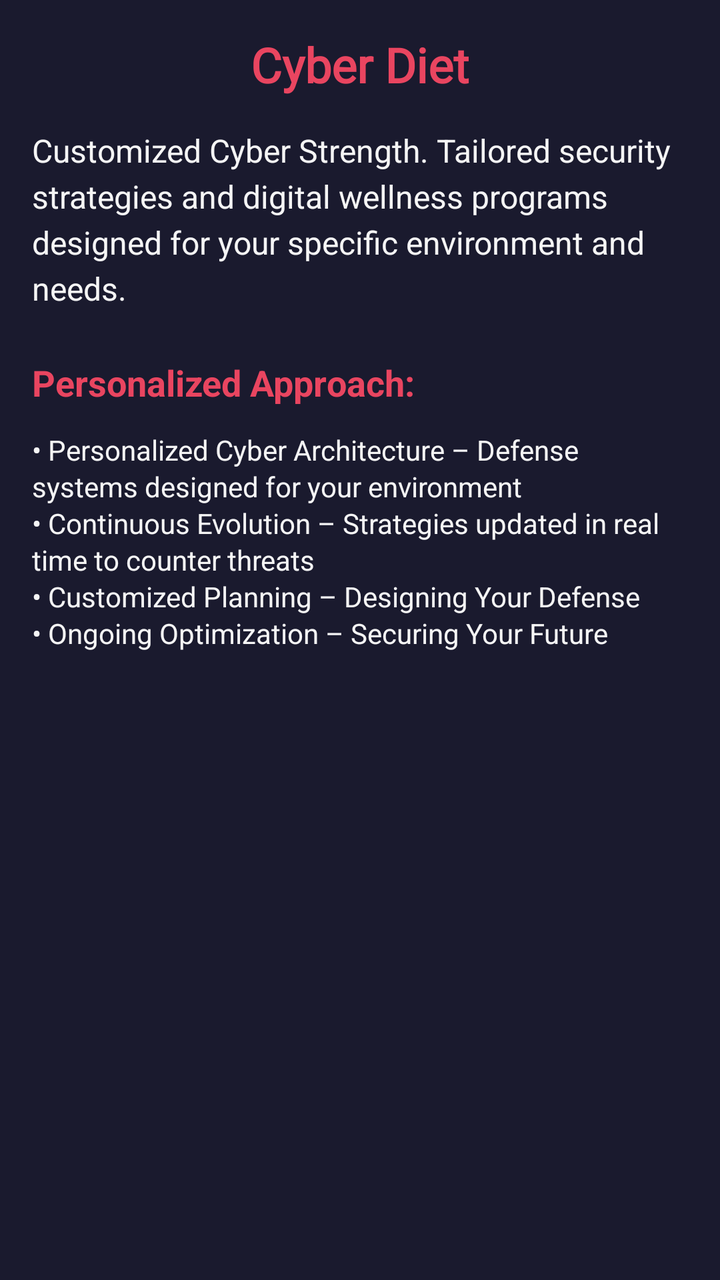
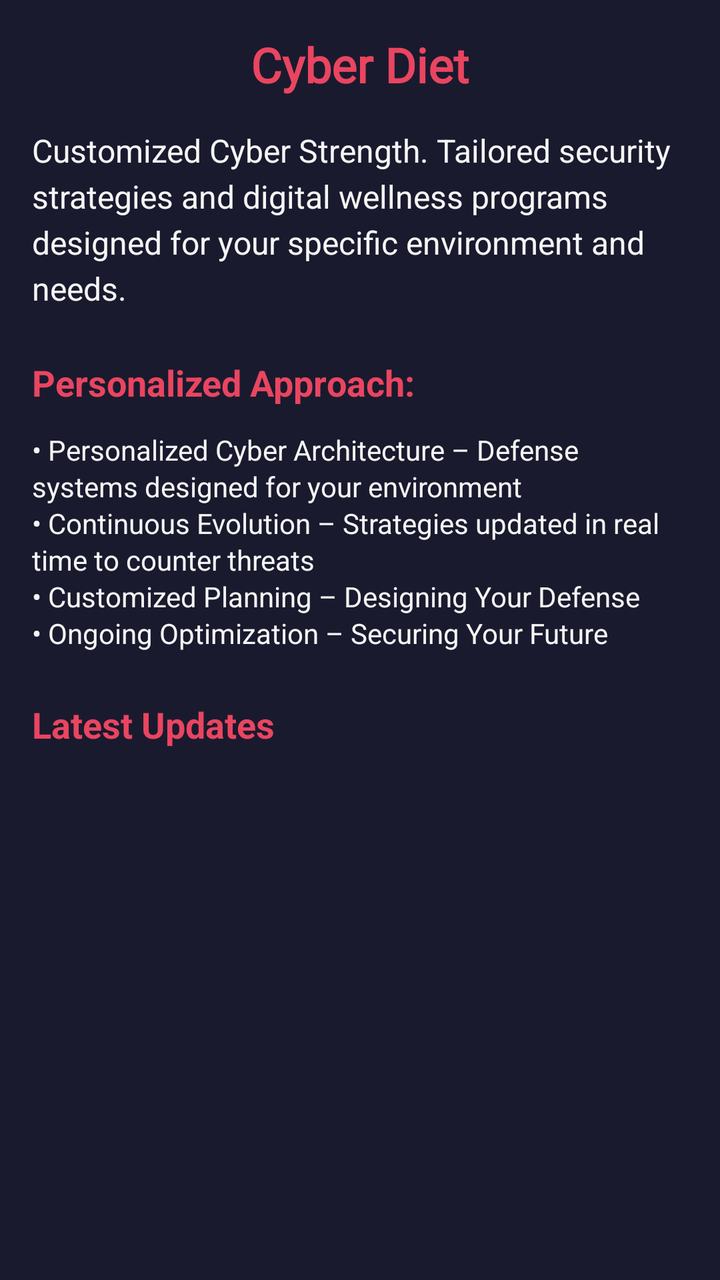

Before-and-after screenshots of an Android layout around one commit, followed by the original layout XML and the change that was made.
<!-- AndroidManifest.xml: application theme Theme.Simurgh -->
<!-- res/layout/fragment_cyber_diet.xml -->
<?xml version="1.0" encoding="utf-8"?>
<ScrollView xmlns:android="http://schemas.android.com/apk/res/android"
    android:layout_width="match_parent"
    android:layout_height="match_parent"
    android:background="@color/doctor_cyber_primary"
    android:padding="16dp">

    <LinearLayout
        android:layout_width="match_parent"
        android:layout_height="wrap_content"
        android:orientation="vertical">

        <TextView
            android:id="@+id/title"
            android:layout_width="match_parent"
            android:layout_height="wrap_content"
            android:text="Cyber Diet"
            android:textColor="@color/doctor_cyber_highlight"
            android:textSize="24sp"
            android:textStyle="bold"
            android:fontFamily="@font/poppins_bold"
            android:gravity="center"
            android:layout_marginBottom="16dp" />

        <TextView
            android:id="@+id/description"
            android:layout_width="match_parent"
            android:layout_height="wrap_content"
            android:text="Customized Cyber Strength. Tailored security strategies and digital wellness programs designed for your specific environment and needs."
            android:textColor="@color/doctor_cyber_light"
            android:textSize="16sp"
            android:lineSpacingExtra="4dp"
            android:layout_marginBottom="24dp" />

        <TextView
            android:layout_width="match_parent"
            android:layout_height="wrap_content"
            android:text="Personalized Approach:"
            android:textColor="@color/doctor_cyber_highlight"
            android:textSize="18sp"
            android:textStyle="bold"
            android:layout_marginBottom="12dp" />

        <TextView
            android:layout_width="match_parent"
            android:layout_height="wrap_content"
            android:text="• Personalized Cyber Architecture – Defense systems designed for your environment\n• Continuous Evolution – Strategies updated in real time to counter threats\n• Customized Planning – Designing Your Defense\n• Ongoing Optimization – Securing Your Future"
            android:textColor="@color/doctor_cyber_light"
            android:textSize="14sp"
            android:lineSpacingExtra="2dp" />

    </LinearLayout>

</ScrollView>
<!-- resources referenced by this layout -->
<resources>
  <color name="doctor_cyber_highlight">#E94560</color>
  <color name="doctor_cyber_light">#F5F5F5</color>
  <color name="doctor_cyber_primary">#1A1A2E</color>
  <style name="Theme.Simurgh" parent="Base.Theme.Simurgh" />
  <style name="Base.Theme.Simurgh" parent="Theme.Material3.DayNight.NoActionBar">
          
          
      </style>
</resources>

<!-- the commit's change to res/layout/fragment_cyber_diet.xml (unified diff, before → after) -->
@@ -49,6 +49,23 @@
             android:textSize="14sp"
             android:lineSpacingExtra="2dp" />
 
+        
+        <TextView
+            android:layout_width="wrap_content"
+            android:layout_height="wrap_content"
+            android:text="Latest Updates"
+            android:textColor="@color/doctor_cyber_highlight"
+            android:textSize="18sp"
+            android:textStyle="bold"
+            android:layout_marginTop="24dp"
+            android:layout_marginBottom="8dp" />
+
+        <androidx.recyclerview.widget.RecyclerView
+            android:id="@+id/cyberDietRecyclerView"
+            android:layout_width="match_parent"
+            android:layout_height="wrap_content"
+            android:nestedScrollingEnabled="false" />
+
     </LinearLayout>
 
 </ScrollView>
